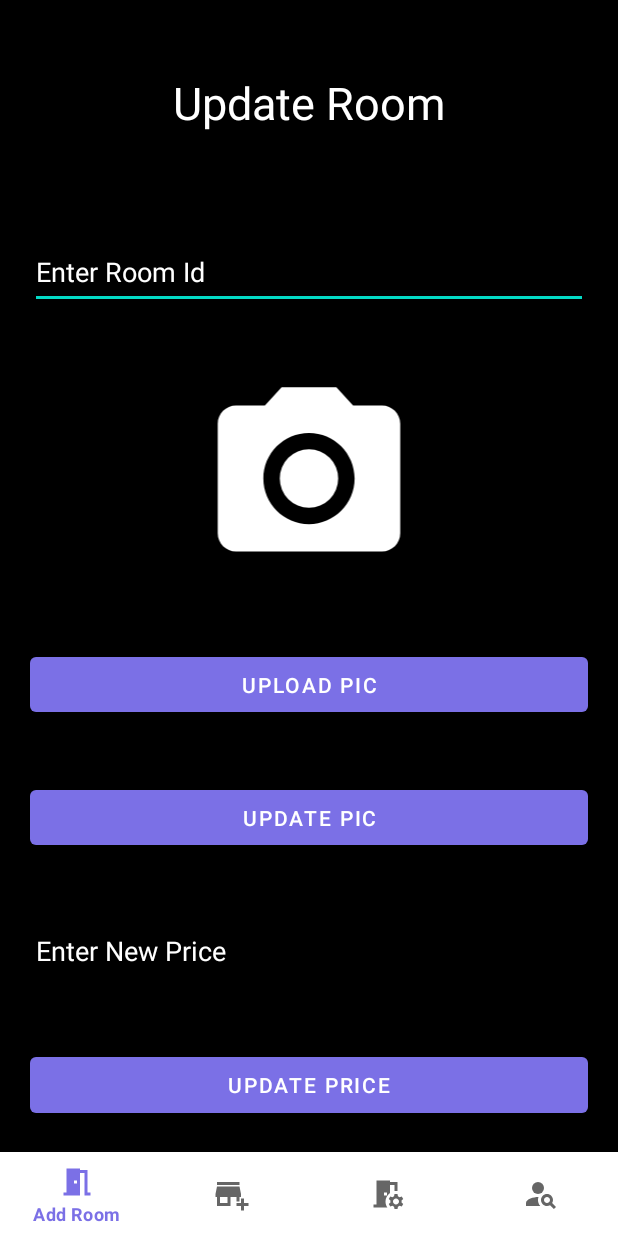
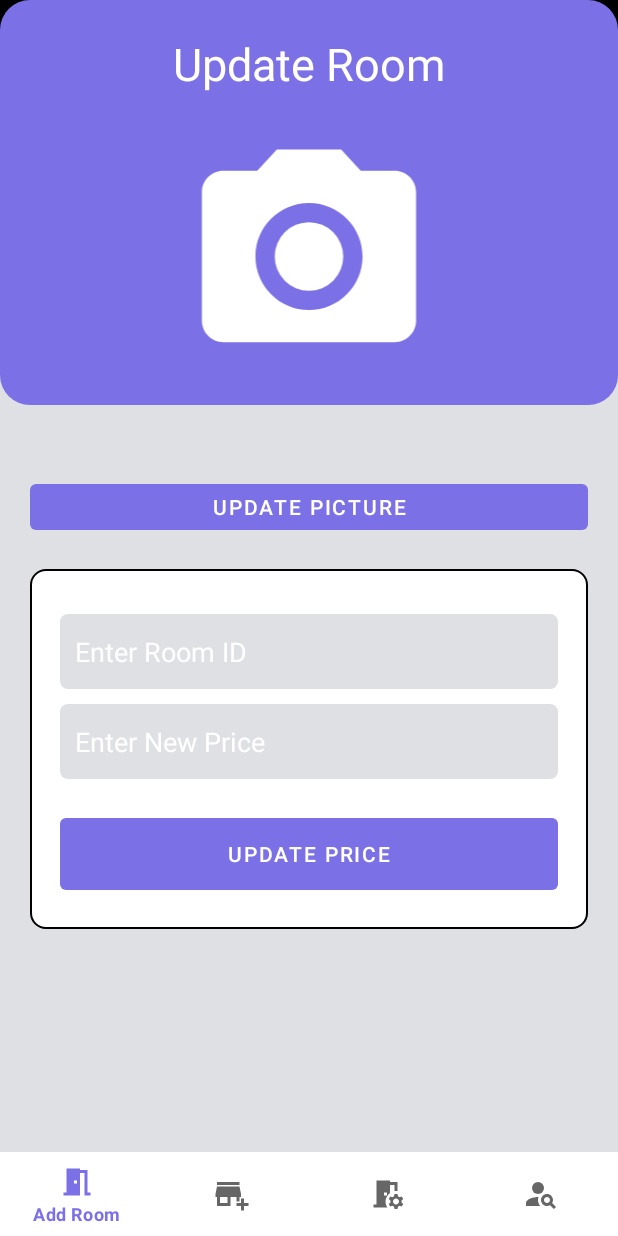
Before and after one commit to ShahabBngsh/HotelManagementApp, an Android app: the RoomUpdateFragment screen opened directly, with no data from a screen before it, on a phone screen of 412 x 824 dp. Run offline under Robolectric (Android 15) with nearby library versions, the phone set to English and light mode, and no system bars; our stand-ins replace Firebase (no records; nobody signed in at launch, a user with empty details on screens opened directly).

Commit message:
changed ui for update room

```diff
--- a/app/src/main/java/com/shahab/hms/RoomUpdateFragment.java
+++ b/app/src/main/java/com/shahab/hms/RoomUpdateFragment.java
@@ -42,9 +42,9 @@ import java.util.Date;
  * create an instance of this fragment.
  */
 public class RoomUpdateFragment extends Fragment {
-    Button updatePrice, uploadPic, updatePic;
+    Button updatePrice, updatePic;
     EditText roomId, newPrice;
-    ImageView picture;
+    ImageView picture, uploadPic;
     DatabaseReference showRoomReference;
     FirebaseDatabase database;
     Uri selectedImage=null;
@@ -95,7 +95,7 @@ public class RoomUpdateFragment extends Fragment {
         View view= inflater.inflate(R.layout.fragment_room_update, container, false);
         roomId=view.findViewById(R.id.updateRoom_roomId);
         updatePic=view.findViewById(R.id.updateRoom_UpdatePic);
-        uploadPic=view.findViewById(R.id.updateRoom_uploadPic);
+        uploadPic=view.findViewById(R.id.updateRoom_image);
         newPrice=view.findViewById(R.id.updateRoom_newPrice);
         picture=view.findViewById(R.id.updateRoom_image);
         updatePrice=view.findViewById(R.id.updateRoom_updatePrice);
@@ -149,7 +149,7 @@ public class RoomUpdateFragment extends Fragment {
                                         public void onSuccess(Uri uri) {
                                             String createProfile_dp=uri.toString();
                                             database= FirebaseDatabase.getInstance();
-//        reference=database.getReference("Users/"+currentuser+"/Profile");
+
                                             showRoomReference=database.getReference("Room/");
                                             showRoomReference.addValueEventListener(new ValueEventListener() {
                                                 @Override
--- a/app/src/main/res/layout/fragment_add_package.xml
+++ b/app/src/main/res/layout/fragment_add_package.xml
@@ -6,9 +6,7 @@
     android:layout_height="match_parent"
     tools:context=".addPackageFragment">
 
-
     <LinearLayout
-        android:layout_marginBottom="20dp"
         android:layout_width="match_parent"
         android:layout_height="match_parent"
         android:weightSum="10"
--- a/app/src/main/res/layout/fragment_add_room.xml
+++ b/app/src/main/res/layout/fragment_add_room.xml
@@ -8,7 +8,6 @@
 
 
     <LinearLayout
-        android:layout_marginBottom="20dp"
         android:layout_width="match_parent"
         android:layout_height="match_parent"
         android:weightSum="10"
--- a/app/src/main/res/layout/fragment_room_update.xml
+++ b/app/src/main/res/layout/fragment_room_update.xml
@@ -1,20 +1,19 @@
 <?xml version="1.0" encoding="utf-8"?>
-<FrameLayout xmlns:android="http://schemas.android.com/apk/res/android"
+<FrameLayout
+    xmlns:android="http://schemas.android.com/apk/res/android"
     xmlns:tools="http://schemas.android.com/tools"
     android:layout_width="match_parent"
     android:layout_height="match_parent"
-    tools:context=".RoomUpdateFragment"
-    android:background="@color/black">
+    tools:context=".RoomUpdateFragment">
 
-    <!-- TODO: Update blank fragment layout -->
     <LinearLayout
         android:layout_width="match_parent"
         android:layout_height="match_parent"
         android:weightSum="10"
+        android:background="@drawable/other_background"
         android:orientation="vertical">
+
         <TextView
-            android:layout_margin="20dp"
-
             android:layout_width="match_parent"
             android:layout_height="0dp"
             android:layout_weight="2"
@@ -23,59 +22,65 @@
             android:textSize="30dp"
             android:gravity="center">
         </TextView>
-        <EditText
-            android:layout_margin="20dp"
-            android:id="@+id/updateRoom_roomId"
-            android:layout_width="match_parent"
-            android:layout_height="0dp"
-            android:layout_weight="1"
-            android:hint="Enter Room Id"
-            android:textColorHint="@color/white"
-            android:textColor="@color/white">
-        </EditText>
+
         <ImageView
-            android:layout_margin="20dp"
             android:id="@+id/updateRoom_image"
             android:layout_width="match_parent"
             android:layout_height="0dp"
-            android:layout_weight="3"
+            android:layout_weight="4"
+            android:clickable="true"
             android:src="@drawable/camera">
         </ImageView>
         <Button
-            android:layout_margin="20dp"
-            android:id="@+id/updateRoom_uploadPic"
-            android:layout_width="match_parent"
-            android:layout_height="0dp"
-            android:layout_weight="1"
-            android:text="Upload Pic"
-            android:textColor="@color/white"/>
-        <Button
-            android:layout_margin="20dp"
+            android:layout_marginTop="60dp"
+            android:layout_marginHorizontal="20dp"
             android:id="@+id/updateRoom_UpdatePic"
             android:layout_width="match_parent"
             android:layout_height="0dp"
             android:layout_weight="1"
-            android:text="Update Pic"
+            android:text="Update Picture"
             android:textColor="@color/white"/>
+        <RelativeLayout
+            android:layout_width="match_parent"
+            android:layout_margin="20dp"
+            android:layout_height="wrap_content"
+            android:padding="20dp"
+            android:background="@drawable/card">
+
             <EditText
-            android:layout_margin="20dp"
+                android:id="@+id/updateRoom_roomId"
+                android:background="@drawable/grey_rounded"
+                android:layout_width="match_parent"
+                android:layout_height="50dp"
+                android:paddingLeft="10dp"
+                android:layout_marginTop="10dp"
+                android:hint="Enter Room ID"
+                android:textColorHint="@color/white"
+                android:textColor="@color/black">
+            </EditText>
+
+            <EditText
                 android:id="@+id/updateRoom_newPrice"
+                android:background="@drawable/grey_rounded"
                 android:layout_width="match_parent"
-            android:layout_height="0dp"
-            android:layout_weight="1"
+                android:layout_height="50dp"
+                android:paddingLeft="10dp"
+                android:layout_marginTop="10dp"
+                android:layout_below="@id/updateRoom_roomId"
                 android:hint="Enter New Price"
                 android:textColorHint="@color/white"
-            android:textColor="@color/white">
+                android:textColor="@color/black">
             </EditText>
             <Button
-            android:layout_margin="20dp"
-
                 android:id="@+id/updateRoom_updatePrice"
+                android:layout_below="@id/updateRoom_newPrice"
                 android:layout_width="match_parent"
-            android:layout_height="0dp"
-            android:layout_weight="1"
+                android:layout_height="60dp"
+                android:layout_marginTop="20dp"
                 android:text="Update Price"
                 android:textColor="@color/white"/>
+        </RelativeLayout>
+
     </LinearLayout>
 
 </FrameLayout>
```
Lines whose indentation alone changed are shown as unchanged.
